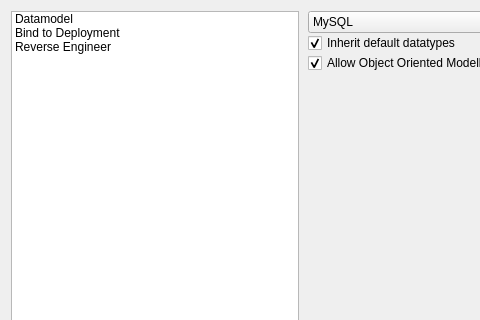
This is src/gui/NewProjectDialog.ui in fritzone/ddm as Qt 5 draws it before an edit; both pictures show x 0 to 480 and y 0 to 320 of the 1021 by 579 pixel window. The edited form follows.
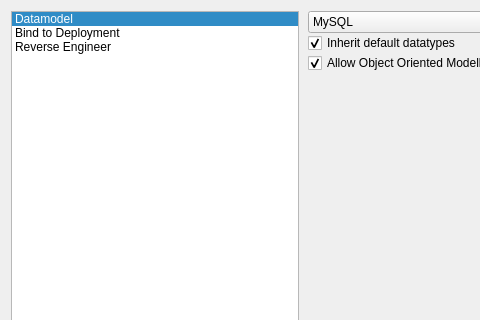
This is the edited form. Icons and pictures are not drawn.

```diff
--- a/src/gui/NewProjectDialog.ui
+++ b/src/gui/NewProjectDialog.ui
@@ -105,7 +105,7 @@
             <bool>true</bool>
            </property>
            <property name="currentRow">
-            <number>-1</number>
+            <number>0</number>
            </property>
            <item>
             <property name="text">
```
